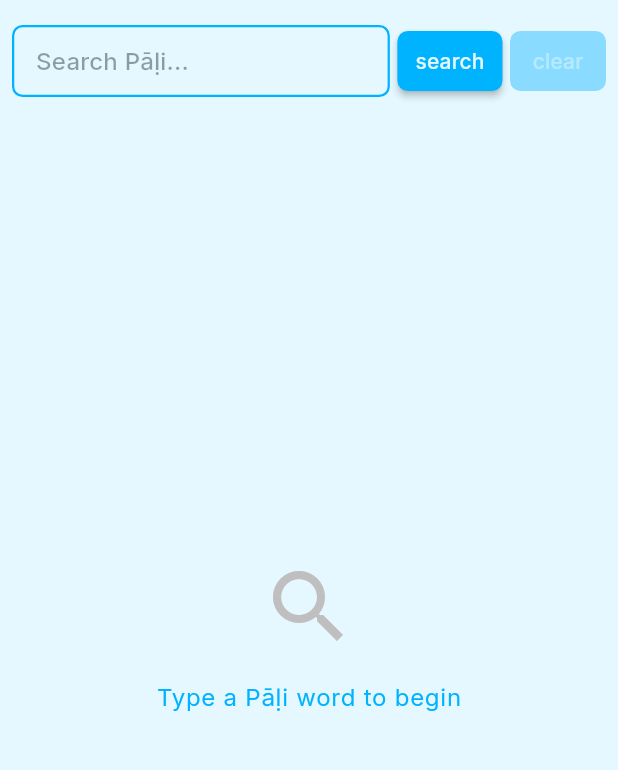
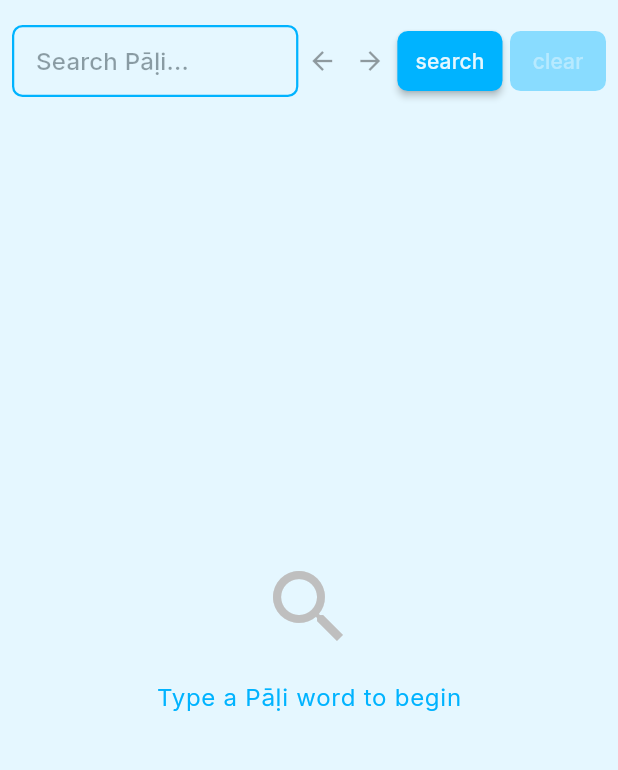
Before and after one commit to digitalpalidictionary/dpd-flutter-app, a Flutter app: the screen it shows after launch, on a phone screen of 412 x 824 dp, the part 71-841 px from its top. Run offline on Flutter 3.47's test engine with Material 3 defaults, Android fonts, the phone set to English and light mode, and no system bars; our stand-ins replace drift, flutter_html, flutter_riverpod, flutter_svg, google_fonts, shared_preferences; accounts and stored records are empty; generated files the repository leaves out were written again.

Commit message:
feat: add back/forward navigation buttons to search bar
Co-Authored-By: Claude Opus 4.6 <noreply@anthropic.com>

```diff
--- a/lib/screens/search_screen.dart
+++ b/lib/screens/search_screen.dart
@@ -7,6 +7,7 @@ import 'package:flutter_svg/flutter_svg.dart';
 import '../database/database.dart';
 import '../models/lookup_results.dart';
 import '../providers/autocomplete_provider.dart';
+import '../providers/history_provider.dart';
 import '../providers/search_provider.dart';
 import '../providers/secondary_results_provider.dart';
 import '../providers/settings_provider.dart';
@@ -236,7 +237,29 @@ class _SearchScreenState extends ConsumerState<SearchScreen> {
                       ),
                     ),
                   ),
-                  const SizedBox(width: 5),
+                  _NavButton(
+                    icon: Icons.arrow_back,
+                    enabled: ref.watch(canGoBackProvider),
+                    onPressed: () {
+                      ref.read(historyProvider.notifier).goBack();
+                      final entry = ref.read(historyProvider).currentEntry;
+                      if (entry != null) {
+                        ref.read(searchQueryProvider.notifier).state = entry;
+                      }
+                    },
+                  ),
+                  _NavButton(
+                    icon: Icons.arrow_forward,
+                    enabled: ref.watch(canGoForwardProvider),
+                    onPressed: () {
+                      ref.read(historyProvider.notifier).goForward();
+                      final entry = ref.read(historyProvider).currentEntry;
+                      if (entry != null) {
+                        ref.read(searchQueryProvider.notifier).state = entry;
+                      }
+                    },
+                  ),
+                  const SizedBox(width: 2),
                   _SearchButton(label: 'search', onPressed: _onSearch),
                   const SizedBox(width: 5),
                   _SearchButton(
@@ -613,3 +636,30 @@ class _RootResultCard extends StatelessWidget {
     );
   }
 }
+
+class _NavButton extends StatelessWidget {
+  const _NavButton({
+    required this.icon,
+    required this.enabled,
+    required this.onPressed,
+  });
+
+  final IconData icon;
+  final bool enabled;
+  final VoidCallback onPressed;
+
+  @override
+  Widget build(BuildContext context) {
+    return SizedBox(
+      width: 32,
+      height: 40,
+      child: IconButton(
+        padding: EdgeInsets.zero,
+        icon: Icon(icon, size: 20),
+        color: DpdColors.primary,
+        disabledColor: Theme.of(context).disabledColor,
+        onPressed: enabled ? onPressed : null,
+      ),
+    );
+  }
+}
```
